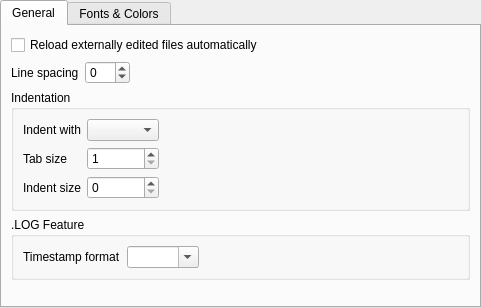
Above: src/gui/settings/settingseditor.ui from martinrotter/textosaurus before the change. Below: the same form after it.
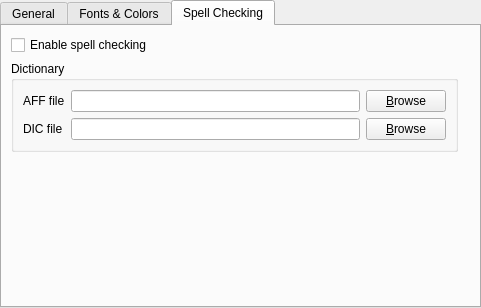
That is the form after the change. The open tabs and pages were chosen to show the change. Custom widgets are drawn as their Qt base class.

Commit message: Work on spell check dialog.

Diff of the .ui file:
```diff
--- a/src/gui/settings/settingseditor.ui
+++ b/src/gui/settings/settingseditor.ui
@@ -279,6 +279,82 @@
        </item>
       </layout>
      </widget>
+     <widget class="QWidget" name="tab">
+      <attribute name="title">
+       <string>Spell Checking</string>
+      </attribute>
+      <layout class="QGridLayout" name="gridLayout_2">
+       <item row="1" column="0">
+        <widget class="QGroupBox" name="groupBox">
+         <property name="title">
+          <string>Dictionary</string>
+         </property>
+         <layout class="QGridLayout" name="gridLayout_6">
+          <item row="0" column="0">
+           <widget class="QLabel" name="label_6">
+            <property name="text">
+             <string>AFF file</string>
+            </property>
+            <property name="buddy">
+             <cstring>lineEdit</cstring>
+            </property>
+           </widget>
+          </item>
+          <item row="0" column="1">
+           <widget class="QLineEdit" name="lineEdit"/>
+          </item>
+          <item row="0" column="2">
+           <widget class="QPushButton" name="pushButton">
+            <property name="text">
+             <string>&amp;Browse</string>
+            </property>
+           </widget>
+          </item>
+          <item row="1" column="0">
+           <widget class="QLabel" name="label_7">
+            <property name="text">
+             <string>DIC file</string>
+            </property>
+            <property name="buddy">
+             <cstring>lineEdit_2</cstring>
+            </property>
+           </widget>
+          </item>
+          <item row="1" column="1">
+           <widget class="QLineEdit" name="lineEdit_2"/>
+          </item>
+          <item row="1" column="2">
+           <widget class="QPushButton" name="pushButton_2">
+            <property name="text">
+             <string>&amp;Browse</string>
+            </property>
+           </widget>
+          </item>
+         </layout>
+        </widget>
+       </item>
+       <item row="0" column="0" colspan="2">
+        <widget class="QCheckBox" name="checkBox">
+         <property name="text">
+          <string>Enable spell checking</string>
+         </property>
+        </widget>
+       </item>
+       <item row="2" column="0" colspan="3">
+        <spacer name="verticalSpacer">
+         <property name="orientation">
+          <enum>Qt::Vertical</enum>
+         </property>
+         <property name="sizeHint" stdset="0">
+          <size>
+           <width>20</width>
+           <height>40</height>
+          </size>
+         </property>
+        </spacer>
+       </item>
+      </layout>
+     </widget>
     </widget>
    </item>
   </layout>
```
Left out of the diff: 7 changed lines with no effect on the pictures.
